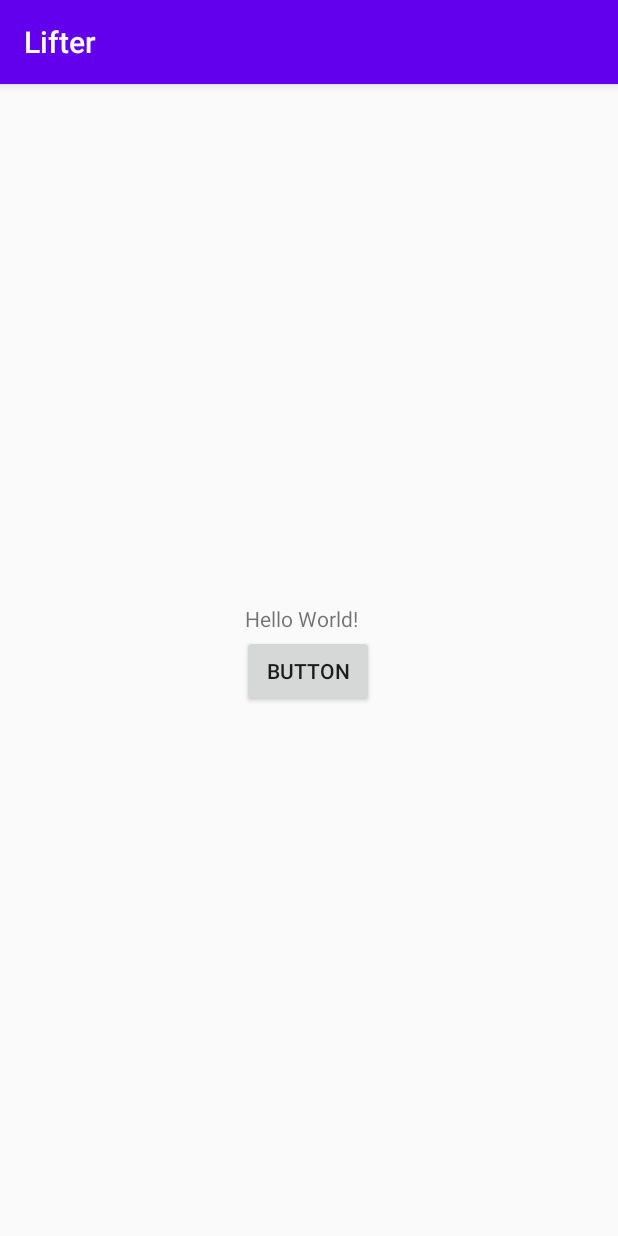
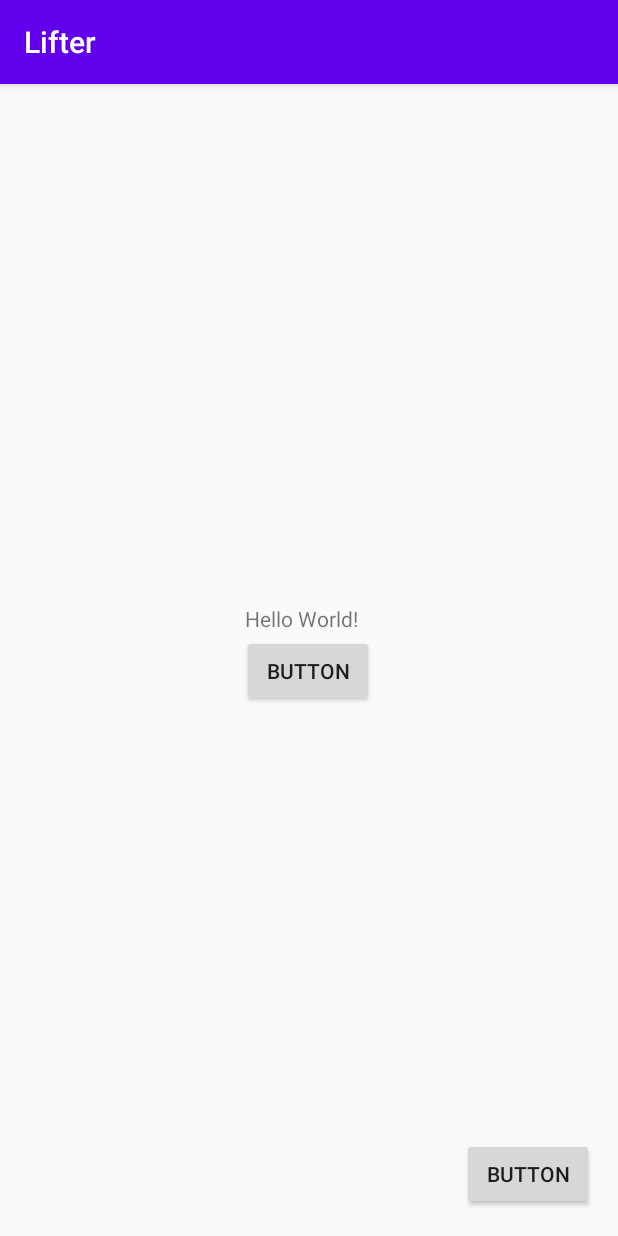
Before and after one commit to DeclanSweeney/lifter_inc, an Android app: the screen it shows after launch (MainActivity), on a phone screen of 412 x 824 dp. Run offline under Robolectric (Android 15) with nearby library versions, the phone set to English and light mode, and no system bars.

Commit message:
test git pull

```diff
--- a/Lifter/app/src/main/res/layout/activity_main.xml
+++ b/Lifter/app/src/main/res/layout/activity_main.xml
@@ -7,6 +7,7 @@
     tools:context=".MainActivity">
 
     <TextView
+        android:id="@+id/textView"
         android:layout_width="wrap_content"
         android:layout_height="wrap_content"
         android:text="Hello World!"
@@ -29,4 +30,16 @@
         app:layout_constraintTop_toTopOf="parent"
         app:layout_constraintVertical_bias="0.51" />
 
+    <Button
+        android:id="@+id/B2"
+        android:layout_width="wrap_content"
+        android:layout_height="wrap_content"
+        android:text="Button"
+        app:layout_constraintBottom_toBottomOf="parent"
+        app:layout_constraintEnd_toEndOf="parent"
+        app:layout_constraintHorizontal_bias="0.95"
+        app:layout_constraintStart_toStartOf="parent"
+        app:layout_constraintTop_toTopOf="parent"
+        app:layout_constraintVertical_bias="0.976" />
+
 </androidx.constraintlayout.widget.ConstraintLayout>
```
